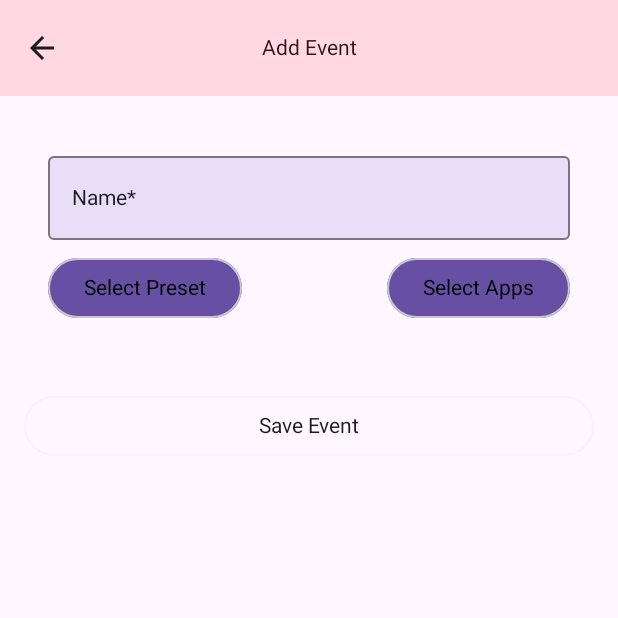
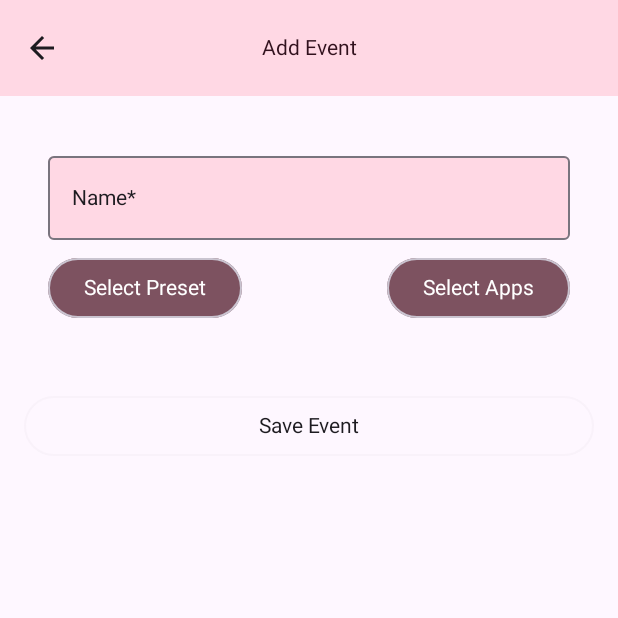
Before and after one commit to RadovanFindra/mazda-companion, an Android app built with Jetpack Compose: the composable AddNewEventScreen shown on its own in the app's theme, on a phone screen of 412 x 824 dp, the top half of it. Run offline under Robolectric (Android 15) with nearby library versions, the light colour scheme and no system bars; our stand-ins replace Room's generated code.

Commit message:
UI OverHaul

```diff
--- a/app/src/main/java/com/example/mazdacompanionapp/ui/screens/MainEventScreen/AddNewEventScreen.kt
+++ b/app/src/main/java/com/example/mazdacompanionapp/ui/screens/MainEventScreen/AddNewEventScreen.kt
@@ -22,6 +22,7 @@ import androidx.compose.material.icons.filled.ArrowBack
 import androidx.compose.material3.ButtonDefaults
 import androidx.compose.material3.CenterAlignedTopAppBar
 import androidx.compose.material3.Checkbox
+import androidx.compose.material3.CheckboxDefaults
 import androidx.compose.material3.DropdownMenu
 import androidx.compose.material3.ExperimentalMaterial3Api
 import androidx.compose.material3.ListItem
@@ -146,14 +147,14 @@ fun AddEventBody(
                 onClick = onSaveClick,
                 enabled = eventUiState.isAddValid,
                 colors = ButtonDefaults.outlinedButtonColors(
-                    containerColor = colorScheme.surfaceTint,
+                    containerColor = colorScheme.tertiary,
                     contentColor = colorScheme.onSurface,
                     disabledContainerColor = colorScheme.surface,
                 ),
                 modifier = Modifier.fillMaxWidth()
             ) {
                 if (eventUiState.isAddValid) {
-                    Text(text = "Save Event")
+                    Text(text = "Save Event", color = colorScheme.onTertiary)
                 } else {
                     Text(text = "Save Event", color = colorScheme.onSurface)
                 }
@@ -183,8 +184,8 @@ fun AddForm(
             onValueChange = { onEventValueChange(eventDetails.copy(name = it)) },
             label = { Text(text = "Name*", color = colorScheme.onSurface) },
             colors = OutlinedTextFieldDefaults.colors(
-                focusedContainerColor = colorScheme.secondaryContainer,
-                unfocusedContainerColor = colorScheme.secondaryContainer,
+                focusedContainerColor = colorScheme.onTertiary,
+                unfocusedContainerColor = colorScheme.tertiaryContainer
             ),
             modifier = Modifier.fillMaxWidth(),
             singleLine = true,
@@ -200,12 +201,12 @@ fun AddForm(
                 OutlinedButton(
                     onClick = { expandedPresets = true },
                     colors = ButtonDefaults.outlinedButtonColors(
-                        containerColor = colorScheme.surfaceTint,
-                        contentColor = colorScheme.onSurface,
+                        containerColor = colorScheme.tertiary,
+                        contentColor = colorScheme.onTertiary,
                         disabledContainerColor = colorScheme.surface,
                     ),
                 ) {
-                    Text(text = eventDetails.preset?.title ?: "Select Preset")
+                    Text(text = eventDetails.preset?.title ?: "Select Preset", color = colorScheme.onTertiary)
                 }
                 DropdownMenu(
                     expanded = expandedPresets,
@@ -230,12 +231,12 @@ fun AddForm(
                 OutlinedButton(
                     onClick = { expandedApps = true },
                     colors = ButtonDefaults.outlinedButtonColors(
-                        containerColor = colorScheme.surfaceTint,
-                        contentColor = colorScheme.onSurface,
+                        containerColor = colorScheme.tertiary,
+                        contentColor = colorScheme.onTertiary,
                         disabledContainerColor = colorScheme.surface,
                     ),
                 ) {
-                    Text(text = "Select Apps")
+                    Text(text = "Select Apps", color = colorScheme.onTertiary)
                 }
                 DropdownMenu(
                     expanded = expandedApps,
@@ -243,11 +244,15 @@ fun AddForm(
                     modifier = Modifier
                         .height(600.dp)
                         .width(
-                            installedApps.maxBy { app -> app.name.length.dp }.name.length.dp
-                                .times(
-                                    11
-                                )
-                                .plus(50.dp)
+                            if (installedApps.isNotEmpty()) {
+                                installedApps.maxBy { app -> app.name.length }.name.length.dp
+                                    .times(
+                                        11
+                                    )
+                                    .plus(50.dp)
+                            } else {
+                                200.dp
+                            }
                         )
 
                 ) {
@@ -298,7 +303,11 @@ fun App(
         },
 
         trailingContent = {
-            Checkbox(checked = contains, onCheckedChange = { onCheckedChange(it) })
+            Checkbox(checked = contains, onCheckedChange = { onCheckedChange(it) },
+                colors = CheckboxDefaults.colors(
+                    checkedColor = colorScheme.tertiary,
+                    uncheckedColor = colorScheme.onSecondaryContainer
+                ))
         }
     )
 }
--- a/app/src/main/java/com/example/mazdacompanionapp/ui/screens/devices/DeviceItemEditScreen.kt
+++ b/app/src/main/java/com/example/mazdacompanionapp/ui/screens/devices/DeviceItemEditScreen.kt
@@ -8,7 +8,6 @@ import androidx.compose.foundation.layout.fillMaxWidth
 import androidx.compose.foundation.layout.padding
 import androidx.compose.foundation.lazy.LazyColumn
 import androidx.compose.foundation.lazy.items
-import androidx.compose.material.IconButton
 import androidx.compose.material.Text
 import androidx.compose.material.icons.Icons
 import androidx.compose.material.icons.filled.ArrowBack
@@ -17,6 +16,7 @@ import androidx.compose.material3.CenterAlignedTopAppBar
 import androidx.compose.material3.Checkbox
 import androidx.compose.material3.ExperimentalMaterial3Api
 import androidx.compose.material3.Icon
+import androidx.compose.material3.IconButton
 import androidx.compose.material3.ListItem
 import androidx.compose.material3.MaterialTheme.colorScheme
 import androidx.compose.material3.OutlinedButton
```
Also changed, not shown: app/build.gradle.kts (+30 -31 lines), app/src/main/java/com/example/mazdacompanionapp/Sender/PeriodicalSender.kt (+7 -6 lines), app/src/main/java/com/example/mazdacompanionapp/ui/screens/Drawer.kt (+29 -16 lines), app/src/main/java/com/example/mazdacompanionapp/ui/screens/MainEventScreen/EventEditScreen.kt (+10 -9 lines), app/src/main/java/com/example/mazdacompanionapp/ui/screens/MainEventScreen/MainEventScreen.kt (+31 -7 lines), app/src/main/java/com/example/mazdacompanionapp/ui/screens/devices/DeviceItemAddScreen.kt (+45 -9 lines), app/src/main/java/com/example/mazdacompanionapp/ui/screens/devices/DeviceItemsScreen.kt (+25 -4 lines).
